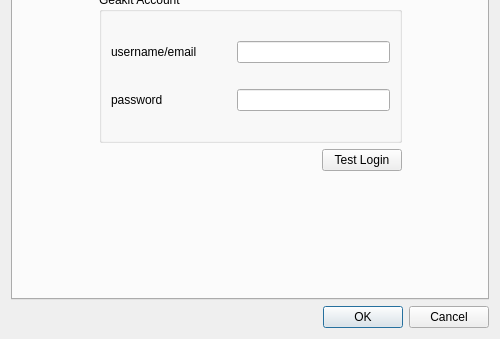
Before: the Qt Designer form geakit/uis/gsettingsdialog.ui in ypvk/geakit, drawn with Qt 5; both pictures show x 0 to 500 and y 266 to 605 of the 500 by 605 pixel window.
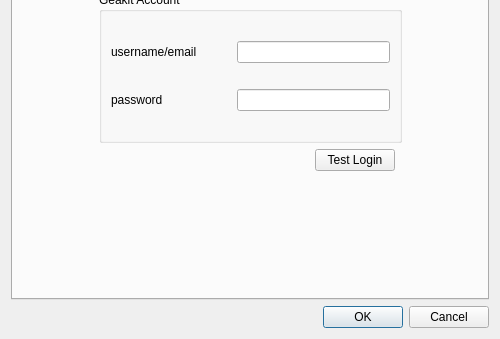
After: the same form once the commit is applied.

The edit to the form file:
```diff
--- a/geakit/uis/gsettingsdialog.ui
+++ b/geakit/uis/gsettingsdialog.ui
@@ -198,11 +198,17 @@
            <item>
             <widget class="QLabel" name="loginStatusLabel">
              <property name="sizePolicy">
-              <sizepolicy hsizetype="Expanding" vsizetype="Preferred">
+              <sizepolicy hsizetype="Fixed" vsizetype="Preferred">
                <horstretch>0</horstretch>
                <verstretch>0</verstretch>
               </sizepolicy>
              </property>
+             <property name="minimumSize">
+              <size>
+               <width>200</width>
+               <height>0</height>
+              </size>
+             </property>
              <property name="text">
               <string/>
              </property>
@@ -217,7 +223,7 @@
               <bool>true</bool>
              </property>
              <property name="sizePolicy">
-              <sizepolicy hsizetype="Preferred" vsizetype="Fixed">
+              <sizepolicy hsizetype="Maximum" vsizetype="Fixed">
                <horstretch>0</horstretch>
                <verstretch>0</verstretch>
               </sizepolicy>
```
Left out of the diff: 2 changed lines with no effect on the pictures.
